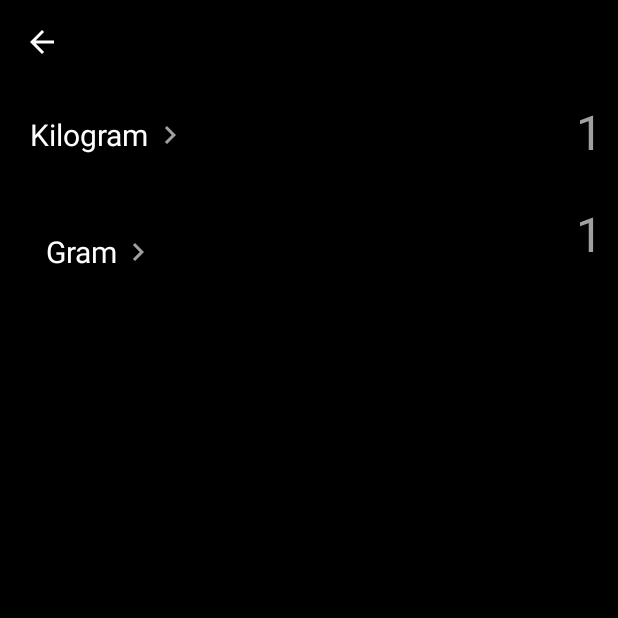
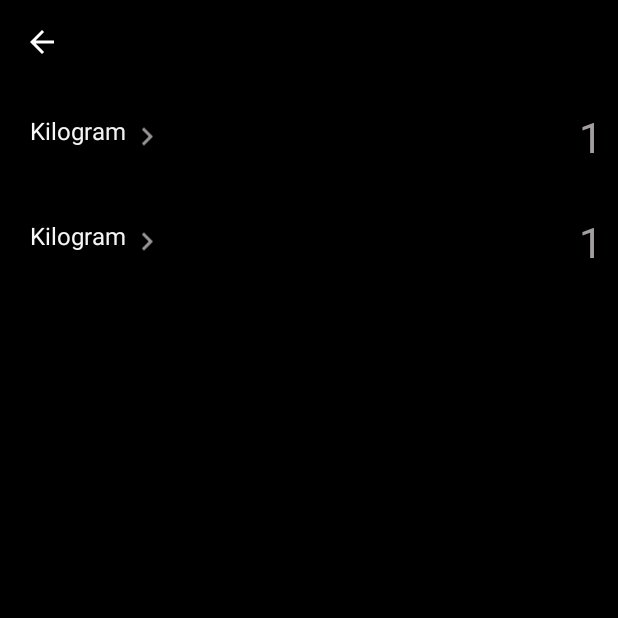
Before and after one commit to vickyrules/OIBSIP, an Android app: the converterActivity screen opened directly, with no data from a screen before it, on a phone screen of 412 x 824 dp, the top half of it. Run offline under Robolectric (Android 15) with nearby library versions, the phone set to English and light mode, and no system bars.

Commit message:
convertor activity ui updated

```diff
--- a/UnitConverter/app/src/main/AndroidManifest.xml
+++ b/UnitConverter/app/src/main/AndroidManifest.xml
@@ -20,6 +20,7 @@
             android:screenOrientation="portrait"/>
         <activity
             android:name=".converterActivity"
+            android:screenOrientation="portrait"
             android:exported="false" />
         <activity
             android:name=".AboutActivity"
--- a/UnitConverter/app/src/main/java/com/example/unitconverter/converterActivity.java
+++ b/UnitConverter/app/src/main/java/com/example/unitconverter/converterActivity.java
@@ -1,17 +1,38 @@
 package com.example.unitconverter;
 
+import androidx.annotation.RequiresApi;
 import androidx.appcompat.app.AppCompatActivity;
 
 import android.content.Intent;
+import android.os.Build;
 import android.os.Bundle;
+import android.text.Editable;
+import android.text.TextWatcher;
+import android.util.Log;
+import android.view.LayoutInflater;
 import android.view.MenuItem;
+import android.view.MotionEvent;
 import android.view.View;
+import android.widget.EditText;
 import android.widget.LinearLayout;
+import android.widget.RadioGroup;
+import android.widget.TextView;
+import android.widget.Toast;
 
 public class converterActivity extends AppCompatActivity {
 
     LinearLayout upperLayout,bottomLayout;
+    TextView unitTextUpper ;
+    TextView unitTextLower;
+    EditText resultTextUpper,resultTextLower;
+    String unitText ;
+    int unitId;
+    int textViewSelected = -1;
+    float textSize;
 
+    private static final int REQUEST_CODE = 101;
+
+    @RequiresApi(api = Build.VERSION_CODES.M)
     @Override
     protected void onCreate(Bundle savedInstanceState) {
         super.onCreate(savedInstanceState);
@@ -25,17 +46,46 @@ public class converterActivity extends AppCompatActivity {
 
         upperLayout = (LinearLayout) findViewById(R.id.layoutTextUpper);
         bottomLayout = (LinearLayout) findViewById(R.id.layoutTextLower);
+        unitTextUpper = (TextView) findViewById(R.id.unitTextViewUpper);
+        unitTextLower = (TextView) findViewById(R.id.unitTextViewLower);
+        resultTextUpper = (EditText) findViewById(R.id.resultTextUpper);
+        resultTextLower = (EditText) findViewById(R.id.resultTextLower);
+
+
+        resultTextUpper.setOnTouchListener(new View.OnTouchListener() {
+            @Override
+            public boolean onTouch(View view, MotionEvent motionEvent) {
+                resultTextUpper.setTextColor(getResources().getColor(R.color.teal_200));
+                resultTextLower.setTextColor(getResources().getColor(R.color.white));
+                return false;
+            }
+        });
+
+       resultTextLower.setOnTouchListener(new View.OnTouchListener() {
+           @Override
+           public boolean onTouch(View view, MotionEvent motionEvent) {
+               resultTextLower.setTextColor(getResources().getColor(R.color.teal_200));
+               resultTextUpper.setTextColor(getResources().getColor(R.color.white));
+
+               return false;
+           }
+       });
+
+
 
         upperLayout.setOnClickListener(new View.OnClickListener() {
             @Override
             public void onClick(View view) {
+                textViewSelected = 0;
                 startUnitSelect();
+
             }
         });
 
         bottomLayout.setOnClickListener(new View.OnClickListener() {
             @Override
             public void onClick(View view) {
+                textViewSelected = 1;
                 startUnitSelect();
             }
         });
@@ -46,10 +96,10 @@ public class converterActivity extends AppCompatActivity {
     }
 
     private void startUnitSelect() {
-        Intent intentUnitSelect = new Intent(getApplicationContext(),SelectUnitActivity.class);;
+        Intent intentUnitSelect = new Intent(this,SelectUnitActivity.class);;
         intentUnitSelect.putExtra("metricUnits",getIntent().getSerializableExtra("metricUnits"));
         intentUnitSelect.putExtra("imperialUnits",getIntent().getSerializableExtra("imperialUnits"));
-        startActivity(intentUnitSelect);
+        startActivityForResult(intentUnitSelect,REQUEST_CODE);
     }
 
 
@@ -59,7 +109,28 @@ public class converterActivity extends AppCompatActivity {
         if (item.getItemId() == android.R.id.home) {
             finish(); // close this activity and return to preview activity (if there is any)
         }
-
         return super.onOptionsItemSelected(item);
     }
+
+    @Override
+    protected void onActivityResult(int requestCode, int resultCode, Intent data) {
+        super.onActivityResult(requestCode, resultCode, data);
+
+        if(resultCode == RESULT_OK){
+            if(requestCode == REQUEST_CODE && data !=null) {
+                unitId = data.getIntExtra("metricId",0);
+                unitText = data.getStringExtra("unitText");
+
+                if(textViewSelected == 0){
+                    unitTextUpper.setText(unitText);
+                }
+                else if (textViewSelected == 1){
+                    unitTextLower.setText(unitText);
+                }
+            }
+
+
+        }
+
+    }
 }
--- a/UnitConverter/app/src/main/res/layout/activity_converter.xml
+++ b/UnitConverter/app/src/main/res/layout/activity_converter.xml
@@ -17,7 +17,7 @@
 
         <LinearLayout
             android:layout_width="match_parent"
-            android:layout_height="wrap_content"
+            android:layout_height="70dp"
             android:orientation="horizontal"
             android:padding="10dp">
 
@@ -28,16 +28,18 @@
                 android:layout_marginLeft="10dp"
                 android:layout_marginTop="10dp"
                 android:layout_marginBottom="10dp"
-                android:orientation="horizontal"
-                >
+                android:layout_gravity="center"
+                android:orientation="horizontal">
             <TextView
                 android:id="@+id/unitTextViewUpper"
                 android:layout_width="wrap_content"
                 android:layout_height="match_parent"
-                android:gravity="center"
+                android:gravity="left"
+                android:layout_gravity="left"
                 android:text="Kilogram"
+                android:maxWidth="140dp"
                 android:textColor="@color/white"
-                android:textSize="20sp"/>
+                android:textSize="16sp"/>
 
             <ImageView
                 android:layout_width="wrap_content"
@@ -51,21 +53,23 @@
 
 
 
-            <EditText
+            <com.google.android.material.textfield.TextInputEditText
+                android:id="@+id/resultTextUpper"
                 android:layout_width="match_parent"
-                android:layout_height="match_parent"
+                android:layout_height="wrap_content"
                 android:autoSizeTextType="uniform"
                 android:editable="true"
                 android:hint="1"
+                android:cursorVisible="false"
+                android:elevation="100dp"
                 android:textColorHint="@color/grey"
                 android:background="@color/black"
                 android:gravity="end"
+                android:layout_gravity="center"
                 android:inputType="numberDecimal"
                 android:maxLength="15"
-                android:textSize="32sp"
+                android:textSize="28dp"
                 android:textColor="@color/white"
-                app:autoSizeMaxTextSize="32sp"
-                app:autoSizeMinTextSize="12sp"
                 app:autoSizeStepGranularity="2sp" />
 
 
@@ -73,7 +77,7 @@
 
         <LinearLayout
             android:layout_width="match_parent"
-            android:layout_height="wrap_content"
+            android:layout_height="70dp"
             android:orientation="horizontal"
             android:padding="10dp">
 
@@ -81,19 +85,20 @@
                 android:id="@+id/layoutTextLower"
                 android:layout_width="wrap_content"
                 android:layout_height="match_parent"
+                android:layout_marginLeft="10dp"
                 android:layout_marginTop="10dp"
-                android:layout_marginLeft="10dp"
                 android:layout_marginBottom="10dp"
-                android:orientation="horizontal"
-                android:padding="10dp">
+                android:orientation="horizontal">
             <TextView
                 android:id="@+id/unitTextViewLower"
                 android:layout_width="wrap_content"
                 android:layout_height="match_parent"
-                android:gravity="center"
-                android:text="Gram"
+                android:gravity="left"
+                android:layout_gravity="left"
+                android:text="Kilogram"
+                android:maxWidth="140dp"
                 android:textColor="@color/white"
-                android:textSize="20sp" />
+                android:textSize="16sp" />
 
 
             <ImageView
@@ -106,18 +111,24 @@
 
             </LinearLayout>
 
-            <com.google.android.material.textfield.TextInputEditText
+            <EditText
+                android:id="@+id/resultTextLower"
                 android:layout_width="match_parent"
-                android:layout_height="match_parent"
-                android:autoSizeTextType="uniform"
+                android:layout_height="wrap_content"
+                android:autoSizeTextType="none"
+                android:editable="true"
+                android:hint="1"
+                android:elevation="100dp"
+                android:cursorVisible="false"
+                android:layout_gravity="center"
+                android:textColorHint="@color/grey"
+                android:background="@color/black"
                 android:gravity="end"
-                android:background="@color/black"
-                android:hint="1"
-                android:textColorHint="@color/grey"
                 android:inputType="numberDecimal"
                 android:maxLength="15"
+                android:textSize="28sp"
                 android:textColor="@color/white"
-                android:textSize="32sp" />
+                app:autoSizeStepGranularity="2sp" />
 
 
         </LinearLayout>
```
Also changed, not shown: UnitConverter/app/src/main/java/com/example/unitconverter/SelectUnitActivity.java (+73 -14 lines).
